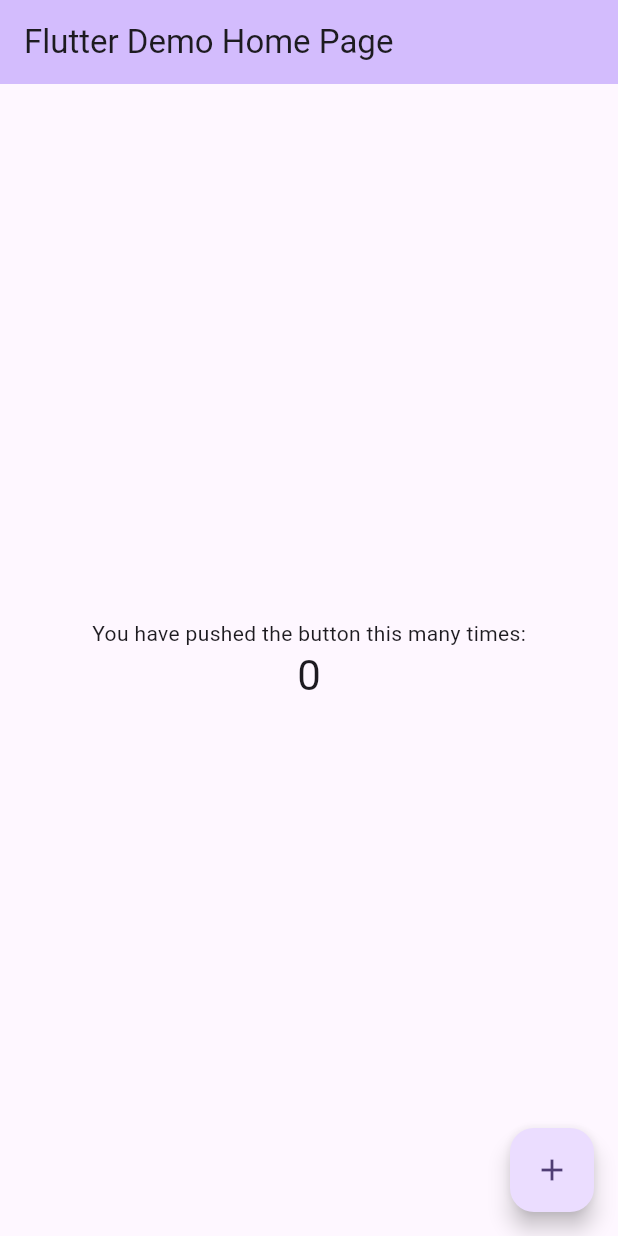
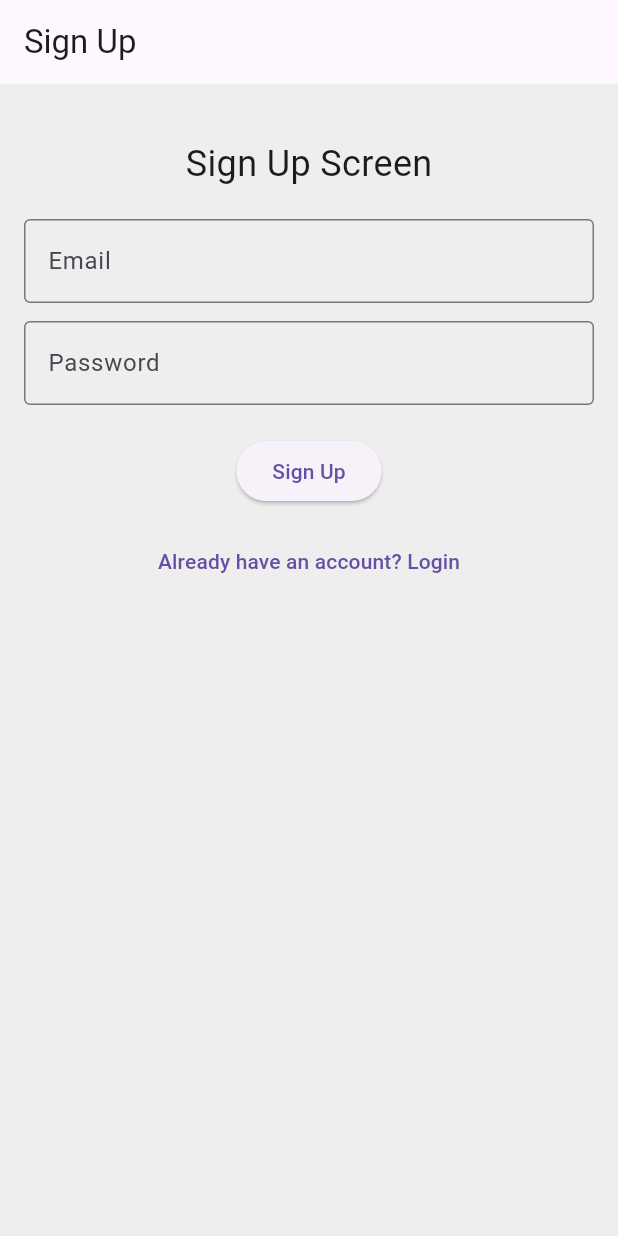
Before and after one commit to TarekzainAldin/holbertonschool-holbegram, a Flutter app: the screen it shows after launch, on a phone screen of 412 x 824 dp. Run offline on Flutter 3.47's test engine with Material 3 defaults, Android fonts, the phone set to English and light mode, and no system bars; our stand-ins replace firebase_auth, firebase_core; accounts and stored records are empty.

```diff
--- /dev/null
+++ b/holbegram/devtools_options.yaml
@@ -0,0 +1,3 @@
+description: This file stores settings for Dart & Flutter DevTools.
+documentation: https://docs.flutter.dev/tools/devtools/extensions#configure-extension-enablement-states
+extensions:
--- a/holbegram/lib/main.dart
+++ b/holbegram/lib/main.dart
@@ -1,122 +1,25 @@
 import 'package:flutter/material.dart';
+import 'package:firebase_core/firebase_core.dart';
+import 'screens/signup_screen.dart';
 
-void main() {
+Future<void> main() async {
+  WidgetsFlutterBinding.ensureInitialized();
+  await Firebase.initializeApp();
   runApp(const MyApp());
 }
 
 class MyApp extends StatelessWidget {
   const MyApp({super.key});
 
-  // This widget is the root of your application.
   @override
   Widget build(BuildContext context) {
     return MaterialApp(
-      title: 'Flutter Demo',
+      debugShowCheckedModeBanner: false,
+      title: 'Holbegram',
       theme: ThemeData(
-        // This is the theme of your application.
-        //
-        // TRY THIS: Try running your application with "flutter run". You'll see
-        // the application has a purple toolbar. Then, without quitting the app,
-        // try changing the seedColor in the colorScheme below to Colors.green
-        // and then invoke "hot reload" (save your changes or press the "hot
-        // reload" button in a Flutter-supported IDE, or press "r" if you used
-        // the command line to start the app).
-        //
-        // Notice that the counter didn't reset back to zero; the application
-        // state is not lost during the reload. To reset the state, use hot
-        // restart instead.
-        //
-        // This works for code too, not just values: Most code changes can be
-        // tested with just a hot reload.
-        colorScheme: ColorScheme.fromSeed(seedColor: Colors.deepPurple),
+        primarySwatch: Colors.blue,
       ),
-      home: const MyHomePage(title: 'Flutter Demo Home Page'),
+      home: const SignUpScreen(), // You can change this to LoginScreen if preferred
     );
   }
 }
-
-class MyHomePage extends StatefulWidget {
-  const MyHomePage({super.key, required this.title});
-
-  // This widget is the home page of your application. It is stateful, meaning
-  // that it has a State object (defined below) that contains fields that affect
-  // how it looks.
-
-  // This class is the configuration for the state. It holds the values (in this
-  // case the title) provided by the parent (in this case the App widget) and
-  // used by the build method of the State. Fields in a Widget subclass are
-  // always marked "final".
-
-  final String title;
-
-  @override
-  State<MyHomePage> createState() => _MyHomePageState();
-}
-
-class _MyHomePageState extends State<MyHomePage> {
-  int _counter = 0;
-
-  void _incrementCounter() {
-    setState(() {
-      // This call to setState tells the Flutter framework that something has
-      // changed in this State, which causes it to rerun the build method below
-      // so that the display can reflect the updated values. If we changed
-      // _counter without calling setState(), then the build method would not be
-      // called again, and so nothing would appear to happen.
-      _counter++;
-    });
-  }
-
-  @override
-  Widget build(BuildContext context) {
-    // This method is rerun every time setState is called, for instance as done
-    // by the _incrementCounter method above.
-    //
-    // The Flutter framework has been optimized to make rerunning build methods
-    // fast, so that you can just rebuild anything that needs updating rather
-    // than having to individually change instances of widgets.
-    return Scaffold(
-      appBar: AppBar(
-        // TRY THIS: Try changing the color here to a specific color (to
-        // Colors.amber, perhaps?) and trigger a hot reload to see the AppBar
-        // change color while the other colors stay the same.
-        backgroundColor: Theme.of(context).colorScheme.inversePrimary,
-        // Here we take the value from the MyHomePage object that was created by
-        // the App.build method, and use it to set our appbar title.
-        title: Text(widget.title),
-      ),
-      body: Center(
-        // Center is a layout widget. It takes a single child and positions it
-        // in the middle of the parent.
-        child: Column(
-          // Column is also a layout widget. It takes a list of children and
-          // arranges them vertically. By default, it sizes itself to fit its
-          // children horizontally, and tries to be as tall as its parent.
-          //
-          // Column has various properties to control how it sizes itself and
-          // how it positions its children. Here we use mainAxisAlignment to
-          // center the children vertically; the main axis here is the vertical
-          // axis because Columns are vertical (the cross axis would be
-          // horizontal).
-          //
-          // TRY THIS: Invoke "debug painting" (choose the "Toggle Debug Paint"
-          // action in the IDE, or press "p" in the console), to see the
-          // wireframe for each widget.
-          mainAxisAlignment: MainAxisAlignment.center,
-          children: <Widget>[
-            const Text('You have pushed the button this many times:'),
-            Text(
-              '$_counter',
-              style: Theme.of(context).textTheme.headlineMedium,
-            ),
-          ],
-        ),
-      ),
-      floatingActionButton: FloatingActionButton(
-        onPressed: _incrementCounter,
-        tooltip: 'Increment',
-        child: const Icon(Icons.add),
-      ), // This trailing comma makes auto-formatting nicer for build methods.
-    );
-  }
-}
--- /dev/null
+++ b/holbegram/lib/screens/signup_screen.dart
@@ -0,0 +1,60 @@
+import 'package:flutter/material.dart';
+import '../widgets/text_field.dart';
+import 'upload_image_screen.dart';
+import 'login_screen.dart';
+
+class SignUpScreen extends StatelessWidget {
+  const SignUpScreen({super.key});
+
+  @override
+  Widget build(BuildContext context) {
+    final emailController = TextEditingController();
+    final passwordController = TextEditingController();
+
+    return Scaffold(
+      backgroundColor: Colors.grey[200],  // Light background to contrast black
+      appBar: AppBar(title: const Text('Sign Up')),
+      body: SingleChildScrollView(
+        padding: const EdgeInsets.all(16.0),
+        child: Column(
+          children: [
+            const SizedBox(height: 20),
+            Text('Sign Up Screen', style: TextStyle(fontSize: 24)),
+            const SizedBox(height: 20),
+            TextFieldInput(
+              hintText: 'Email',
+              controller: emailController,
+              keyboardType: TextInputType.emailAddress,
+            ),
+            const SizedBox(height: 12),
+            TextFieldInput(
+              hintText: 'Password',
+              controller: passwordController,
+              isPassword: true,
+            ),
+            const SizedBox(height: 20),
+            ElevatedButton(
+              onPressed: () {
+                Navigator.push(
+                  context,
+                  MaterialPageRoute(builder: (_) => const UploadImageScreen()),
+                );
+              },
+              child: const Text('Sign Up'),
+            ),
+            const SizedBox(height: 12),
+            TextButton(
+              onPressed: () {
+                Navigator.push(
+                  context,
+                  MaterialPageRoute(builder: (_) => const LoginScreen()),
+                );
+              },
+              child: const Text('Already have an account? Login'),
+            ),
+          ],
+        ),
+      ),
+    );
+  }
+}
--- /dev/null
+++ b/holbegram/lib/services/auth_methods.dart
@@ -0,0 +1,23 @@
+import 'package:firebase_auth/firebase_auth.dart';
+
+class AuthMethods {
+  final FirebaseAuth _auth = FirebaseAuth.instance;
+
+  Future<String> login({required String email, required String password}) async {
+    try {
+      await _auth.signInWithEmailAndPassword(email: email, password: password);
+      return "success";
+    } catch (e) {
+      return e.toString();
+    }
+  }
+
+  Future<String> signup({required String email, required String password}) async {
+    try {
+      await _auth.createUserWithEmailAndPassword(email: email, password: password);
+      return "success";
+    } catch (e) {
+      return e.toString();
+    }
+  }
+}
--- /dev/null
+++ b/holbegram/lib/widgets/text_field.dart
@@ -0,0 +1,29 @@
+import 'package:flutter/material.dart';
+
+class TextFieldInput extends StatelessWidget {
+  final String hintText;
+  final TextEditingController controller;
+  final bool isPassword;
+  final TextInputType keyboardType;
+
+  const TextFieldInput({
+    super.key,
+    required this.hintText,
+    required this.controller,
+    this.isPassword = false,
+    this.keyboardType = TextInputType.text,
+  });
+
+  @override
+  Widget build(BuildContext context) {
+    return TextField(
+      controller: controller,
+      obscureText: isPassword,
+      keyboardType: keyboardType,
+      decoration: InputDecoration(
+        hintText: hintText,
+        border: const OutlineInputBorder(),
+      ),
+    );
+  }
+}
--- a/holbegram/pubspec.yaml
+++ b/holbegram/pubspec.yaml
@@ -34,6 +34,11 @@ dependencies:
   # The following adds the Cupertino Icons font to your application.
   # Use with the CupertinoIcons class for iOS style icons.
   cupertino_icons: ^1.0.8
+  firebase_auth: ^6.0.0
+  firebase_database: ^12.0.0
+  cloudinary_flutter: ^1.3.0
+  firebase_core: ^4.0.0
+  image_picker: ^1.1.2
 
 dev_dependencies:
   flutter_test:
```
Also changed, not shown: holbegram/lib/screens/home.dart (added, +18 -0 lines), holbegram/lib/screens/login_screen.dart (added, +52 -0 lines), holbegram/lib/screens/upload_image_screen.dart (added, +15 -0 lines), holbegram/pubspec.lock, 5 other files.
